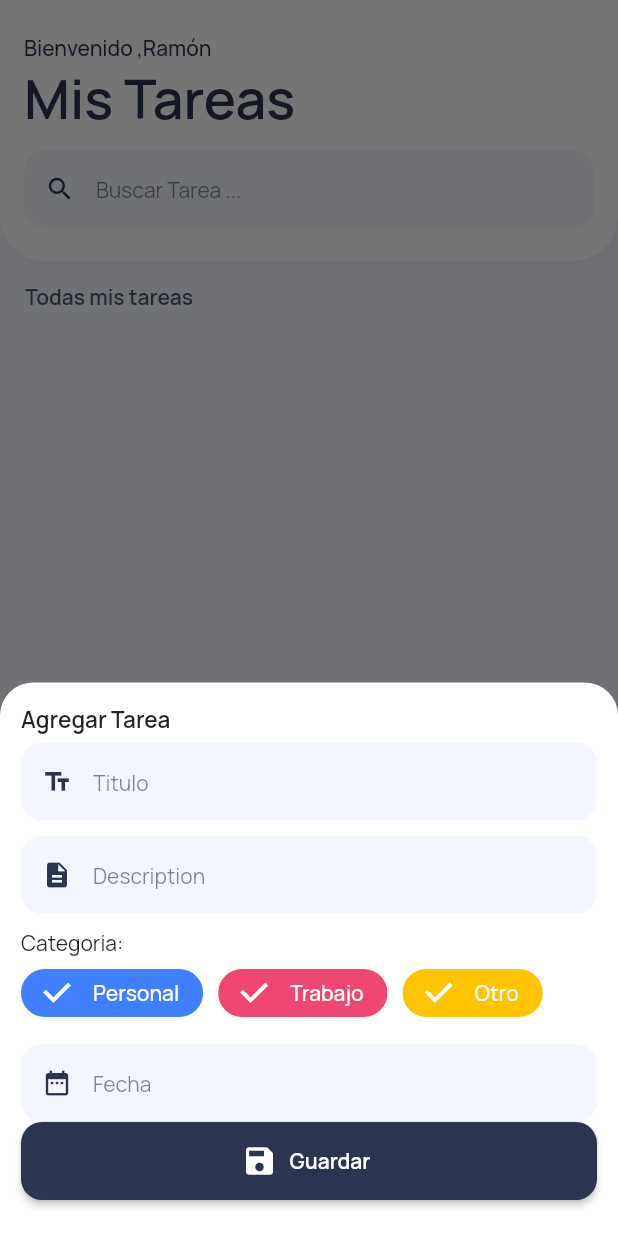
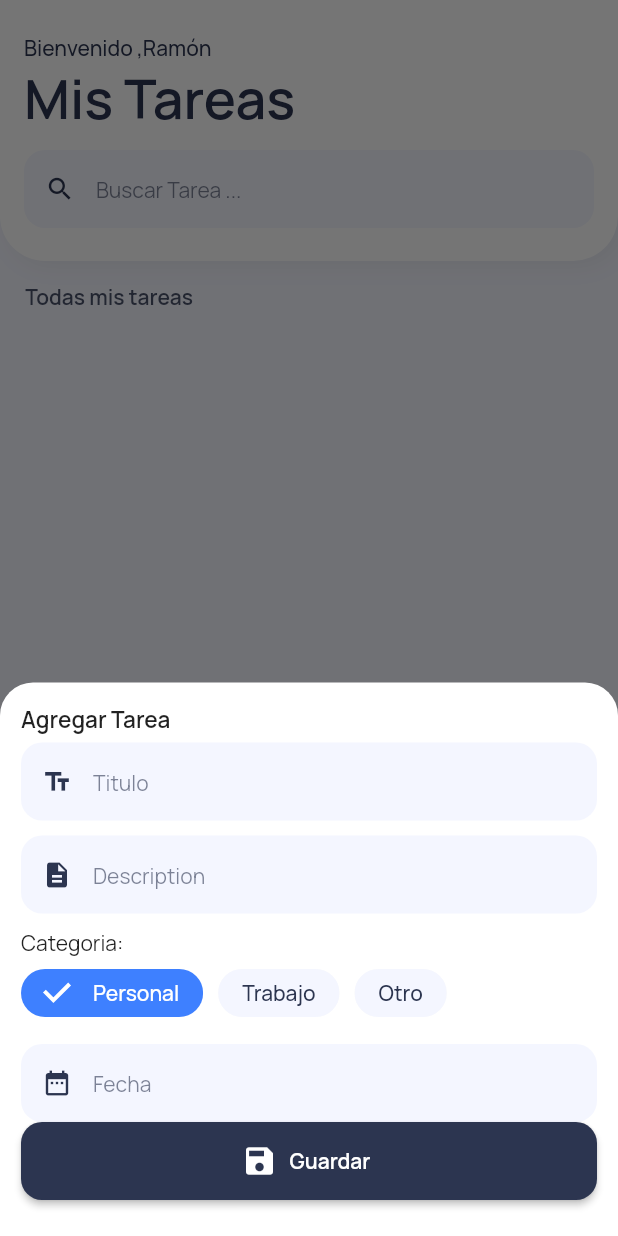
Before and after one commit to neslonBryan/tasks, a Flutter app: the screen it shows after launch, after a tap on "Agregar nueva tarea", on a phone screen of 412 x 824 dp. Run offline on Flutter 3.47's test engine with Material 2 defaults, Android fonts, the phone set to English and light mode, and no system bars; our stand-ins replace cloud_firestore, firebase_core, google_fonts; accounts and stored records are empty.

Commit message:
validating the form

```diff
--- a/lib/pages/homepage.dart
+++ b/lib/pages/homepage.dart
@@ -10,15 +10,20 @@ import 'package:tasks/ui/widgets/task_form_widget.dart';
 import 'package:tasks/ui/widgets/textFlied_normal_widget.dart';
 
 class HomePage extends StatelessWidget {
+  final TextEditingController _searchController = TextEditingController();
   CollectionReference taskReference =
       FirebaseFirestore.instance.collection("tasks");
 
   showTaskForm(BuildContext context) {
     showModalBottomSheet(
       context: context,
+      isScrollControlled: true,
       backgroundColor: Colors.transparent,
       builder: (BuildContext context) {
-        return Taskformwidget();
+        return Padding(
+          padding: MediaQuery.of(context).viewInsets,
+          child: Taskformwidget(),
+        );
       },
     );
   }
@@ -105,6 +110,7 @@ class HomePage extends StatelessWidget {
                     TextFieldNormalWidget(
                       hintText: "Buscar Tarea ...",
                       icon: Icons.search,
+                      controller: _searchController,
                     ),
                   ],
                 ),
--- a/lib/ui/widgets/button_normal_widget.dart
+++ b/lib/ui/widgets/button_normal_widget.dart
@@ -2,7 +2,8 @@ import 'package:flutter/material.dart';
 import 'package:tasks/ui/general/colors.dart';
 
 class ButtonNormalWidget extends StatelessWidget {
-  const ButtonNormalWidget({super.key});
+  Function onPressed;
+  ButtonNormalWidget({required this.onPressed});
 
   @override
   Widget build(BuildContext context) {
@@ -10,7 +11,9 @@ class ButtonNormalWidget extends StatelessWidget {
       height: 52.0,
       width: double.infinity,
       child: ElevatedButton.icon(
-        onPressed: () {},
+        onPressed: () {
+          onPressed();
+        },
         style: ElevatedButton.styleFrom(
           primary: KBrandPrimaryColor,
           shape: RoundedRectangleBorder(
--- a/lib/ui/widgets/task_form_widget.dart
+++ b/lib/ui/widgets/task_form_widget.dart
@@ -13,9 +13,12 @@ class Taskformwidget extends StatefulWidget {
 }
 
 class _TaskformwidgetState extends State<Taskformwidget> {
+  final formKey = GlobalKey<FormState>();
   final TextEditingController _titleController = TextEditingController();
   final TextEditingController _descriptionController = TextEditingController();
   final TextEditingController _dateController = TextEditingController();
+
+  String categorySelected = "Personal";
 
   showSelectDate() async {
     DateTime? datetime = await showDatePicker(
@@ -31,13 +34,18 @@ class _TaskformwidgetState extends State<Taskformwidget> {
           data: ThemeData.dark(),
           child: widget!,
         );
-        });
+      },
+    );
+    if (datetime != null) {
+      _dateController.text = datetime.toString().substring(0, 10);
+      setState(() {});
+    }
   }
 
   @override
   Widget build(BuildContext context) {
     return Container(
-      decoration: BoxDecoration(
+      decoration: const BoxDecoration(
         color: Colors.white,
         borderRadius: BorderRadius.only(
           topLeft: Radius.circular(22.0),
@@ -45,6 +53,8 @@ class _TaskformwidgetState extends State<Taskformwidget> {
         ),
       ),
       padding: const EdgeInsets.all(14.0),
+      child: Form(
+        key: formKey,
         child: Column(
           mainAxisSize: MainAxisSize.min,
           crossAxisAlignment: CrossAxisAlignment.start,
@@ -60,54 +70,71 @@ class _TaskformwidgetState extends State<Taskformwidget> {
             TextFieldNormalWidget(
               hintText: "Titulo",
               icon: Icons.text_fields,
+              controller: _titleController,
             ),
             divider10(),
             TextFieldNormalWidget(
               hintText: "Description",
               icon: Icons.description,
+              controller: _descriptionController,
             ),
             divider10(),
-          Text("Categoria: "),
+            const Text("Categoria: "),
             Wrap(
               crossAxisAlignment: WrapCrossAlignment.center,
               runAlignment: WrapAlignment.center,
               spacing: 10.0,
               children: [
                 FilterChip(
-                selected: true,
+                  selected: categorySelected == "Personal",
                   backgroundColor: KBrandSecondaryColor,
                   padding: const EdgeInsets.symmetric(horizontal: 8.0),
-                selectedColor: categoryColor["Personal"],
+                  selectedColor: categoryColor[categorySelected],
                   checkmarkColor: Colors.white,
                   labelStyle: TextStyle(
-                  color: Colors.white,
+                    color: categorySelected == "Personal"
+                        ? Colors.white
+                        : KBrandPrimaryColor,
                   ),
                   label: Text("Personal"),
-                onSelected: (bool value) {},
+                  onSelected: (bool value) {
+                    categorySelected = "Personal";
+                    setState(() {});
+                  },
                 ),
                 FilterChip(
-                selected: true,
+                  selected: categorySelected == "Trabajo",
                   backgroundColor: KBrandSecondaryColor,
                   padding: const EdgeInsets.symmetric(horizontal: 8.0),
-                selectedColor: categoryColor["Trabajo"],
+                  selectedColor: categoryColor[categorySelected],
                   checkmarkColor: Colors.white,
                   labelStyle: TextStyle(
-                  color: Colors.white,
+                    color: categorySelected == "Trabajo"
+                        ? Colors.white
+                        : KBrandPrimaryColor,
                   ),
                   label: Text("Trabajo"),
-                onSelected: (bool value) {},
+                  onSelected: (bool value) {
+                    categorySelected = "Trabajo";
+                    setState(() {});
+                  },
                 ),
                 FilterChip(
-                selected: true,
+                  selected: categorySelected == "Otro",
                   backgroundColor: KBrandSecondaryColor,
                   padding: const EdgeInsets.symmetric(horizontal: 8.0),
-                selectedColor: categoryColor["Otro"],
+                  selectedColor: categoryColor[categorySelected],
                   checkmarkColor: Colors.white,
                   labelStyle: TextStyle(
-                  color: Colors.white,
+                    color: categorySelected == "Otro"
+                        ? Colors.white
+                        : KBrandPrimaryColor,
                   ),
                   label: Text("Otro"),
-                onSelected: (bool value) {},
+                  onSelected: (bool value) {
+                    categorySelected = "Otro";
+                    setState(() {});
+                  },
                 ),
               ],
             ),
@@ -115,13 +142,19 @@ class _TaskformwidgetState extends State<Taskformwidget> {
             TextFieldNormalWidget(
               hintText: "Fecha",
               icon: Icons.date_range,
+              controller: _dateController,
               onTap: () {
                 showSelectDate();
               },
             ),
-          ButtonNormalWidget(),
+            ButtonNormalWidget(
+              onPressed: () {
+                if (formKey.currentState!.validate()) {}
+              },
+            ),
             divider10(),
           ],
+        ),
       ),
     );
   }
--- a/lib/ui/widgets/textFlied_normal_widget.dart
+++ b/lib/ui/widgets/textFlied_normal_widget.dart
@@ -6,15 +6,17 @@ class TextFieldNormalWidget extends StatelessWidget {
   String hintText;
   IconData icon;
   Function? onTap;
+  TextEditingController controller;
 
-  TextFieldNormalWidget({
-    required this.hintText,
-    required this.icon,
-    this.onTap,
-  });
+  TextFieldNormalWidget(
+      {required this.hintText,
+      required this.icon,
+      this.onTap,
+      required this.controller});
   @override
   Widget build(BuildContext context) {
-    return TextField(
+    return TextFormField(
+      controller: controller,
       onTap: onTap != null
           ? () {
               onTap!();
@@ -40,7 +42,21 @@ class TextFieldNormalWidget extends StatelessWidget {
           borderRadius: BorderRadius.circular(14.0),
           borderSide: BorderSide.none,
         ),
+        errorBorder: OutlineInputBorder(
+          borderRadius: BorderRadius.circular(14.0),
+          borderSide: BorderSide.none,
+        ),
+        focusedErrorBorder: OutlineInputBorder(
+          borderRadius: BorderRadius.circular(14.0),
+          borderSide: BorderSide.none,
+        ),
       ),
+      validator: (String? value) {
+        if (value != null && value.isEmpty) {
+          return "Campo obligatorio";
+        }
+        return null;
+      },
     );
   }
 }
```
Lines whose indentation alone changed are shown as unchanged.
